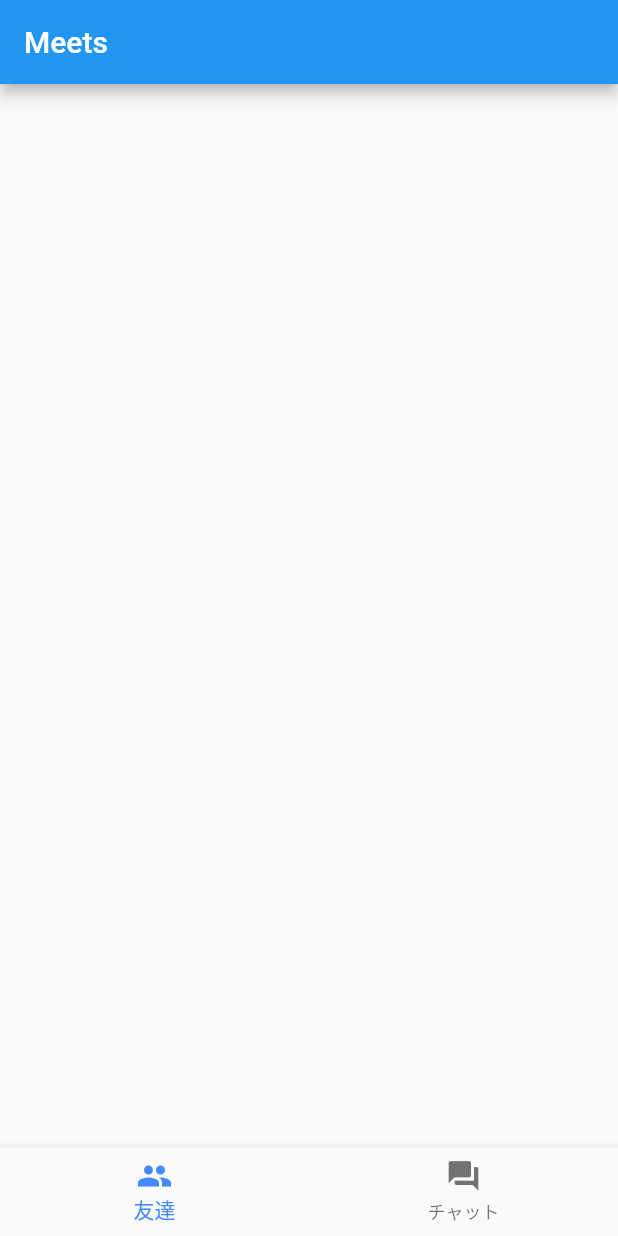
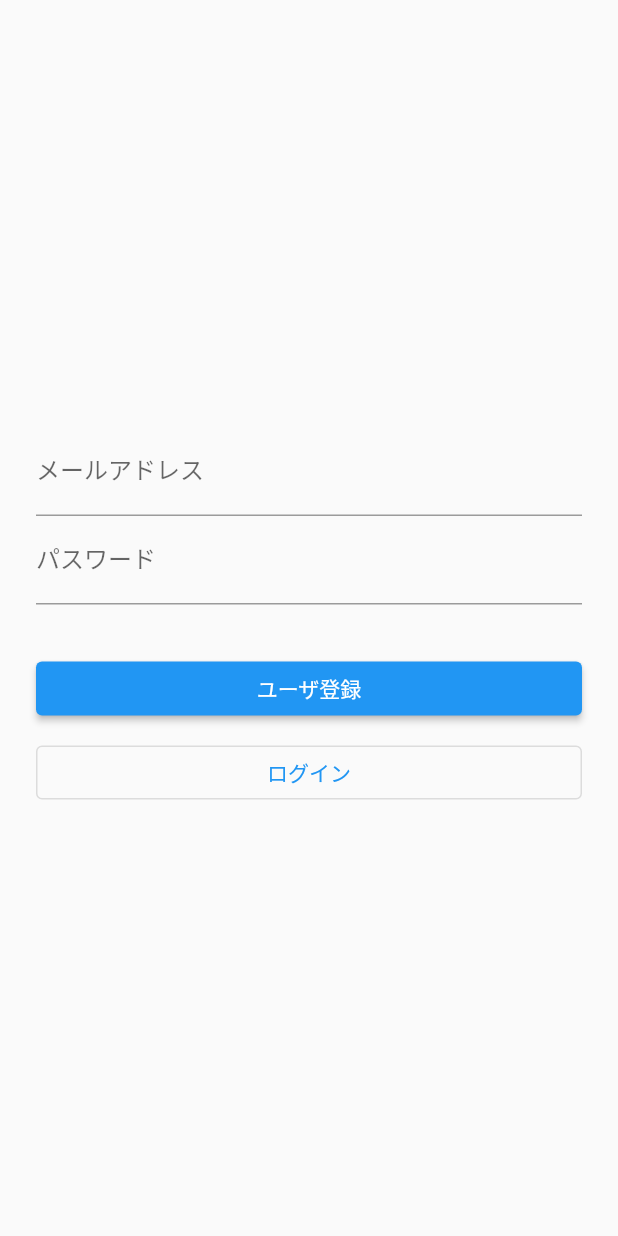
Before and after one commit to bangbang400/meets_on_flutter, a Flutter app: the screen it shows after launch, on a phone screen of 412 x 824 dp. Run offline on Flutter 3.47's test engine with Material 2 defaults, Android fonts, the phone set to English and light mode, and no system bars; our stand-ins replace cloud_firestore, firebase_auth, firebase_core; accounts and stored records are empty; generated files the repository leaves out were written again.

Commit message:
feat:ログイン＆新規登録をするページを追加

```diff
--- a/lib/LoginPage.dart
+++ b/lib/LoginPage.dart
@@ -1,25 +1,114 @@
 import 'package:flutter/material.dart';
+import 'package:firebase_core/firebase_core.dart';
+import 'package:firebase_auth/firebase_auth.dart';
 import 'package:meets_on_flutter/BottomTabPage.dart';
-import 'firebase_options.dart';
-import 'package:firebase_core/firebase_core.dart';
+import 'package:meets_on_flutter/FriendsTabPage.dart';
 
-void main() async {
-  WidgetsFlutterBinding.ensureInitialized();
-  await Firebase.initializeApp(
-      options: DefaultFirebaseOptions.currentPlatform
-  );
-  runApp(MyApp());
+// ログインページのウィジェット
+class LoginPage extends StatefulWidget {
+  @override
+  _LoginPageState createState() => _LoginPageState();
 }
 
+class _LoginPageState extends State<LoginPage> {
 
-// ログインページを表示する
-class MyApp extends StatelessWidget {
+  String infoText = '';
+  String email = '';
+  String password = '';
+
   @override
   Widget build(BuildContext context) {
-    return MaterialApp(
-      debugShowCheckedModeBanner: false,
-      title: 'Meets',
-      home: BottomTabPage(),
+    return Scaffold(
+      body: Center(
+          child: Container(
+            padding: EdgeInsets.all(24),
+            child: Column(
+              mainAxisAlignment: MainAxisAlignment.center,
+              children: <Widget>[
+                TextFormField(
+                  decoration: InputDecoration(labelText: 'メールアドレス'),
+                  onChanged: (String value) {
+                    setState(() {
+                      email = value;
+                    });
+                  },
+                ),
+                TextFormField(
+                  decoration: InputDecoration(labelText: 'パスワード'),
+                  obscureText: true,
+                  onChanged: (String value) {
+                    setState(() {
+                      password = value;
+                    });
+                  },
+                ),
+                Container(
+                  padding: EdgeInsets.all(8),
+                  // メッセージを表示する
+                  child: Text(infoText),
+                ),
+                Container(
+                  width: double.infinity,
+                  child: ElevatedButton(
+                    child: Text('ユーザ登録'),
+                    onPressed: () async {
+                      try {
+                        // メールアドレスとパスワードで登録
+                        final FirebaseAuth auth = FirebaseAuth.instance;
+                        await auth.createUserWithEmailAndPassword(
+                            email: email,
+                            password: password
+                        );
+                        // 登録成功した場合、友達画面に遷移＋ログイン画面を破棄
+                        await Navigator.of(context).pushReplacement(
+                          MaterialPageRoute(builder: (context){
+                            return BottomTabPage();
+                        }),
+                        );
+                      }catch(e){
+                        // ユーザ登録に失敗した場合
+                        setState(() {
+                          infoText = "登録に失敗しました:${e.toString()}";
+                        });
+                        print("登録に失敗しました:${e.toString()}");
+                      }
+                    },
+                  ),
+                ),
+                const SizedBox(height: 8,),
+                Container(
+                  width: double.infinity,
+                  // ログイン登録ボタン
+                  child: OutlinedButton(
+                    child: Text('ログイン'),
+                    onPressed: () async {
+                      try {
+                        // メールアドレス/パスワードでログイン
+                        final FirebaseAuth auth = FirebaseAuth.instance;
+                        await auth.signInWithEmailAndPassword(
+                            email: email,
+                            password: password,
+                        );
+                        // ログインに成功した場合
+                        // ログイン成功した場合、友達画面に遷移＋ログイン画面を破棄
+                        await Navigator.of(context).pushReplacement(
+                          MaterialPageRoute(builder: (context) {
+                            return FriendsTabPage();
+                        }
+                        ),);
+                      } catch (e) {
+                        // ログインに失敗した場合
+                        setState(() {
+                          infoText = "ログインに失敗しました:${e.toString()}";
+                          print("ログインに失敗しました:${e.toString()}");
+                        });
+                      }
+                    },
+                  ),
+                )
+              ],
+            ),
+          )),
     );
   }
 }
--- a/lib/main.dart
+++ b/lib/main.dart
@@ -1,5 +1,6 @@
 import 'package:flutter/material.dart';
 import 'package:meets_on_flutter/BottomTabPage.dart';
+import 'package:meets_on_flutter/LoginPage.dart';
 import 'firebase_options.dart';
 import 'package:firebase_core/firebase_core.dart';
 
@@ -17,7 +18,7 @@ class MyApp extends StatelessWidget {
     return MaterialApp(
       debugShowCheckedModeBanner: false,
       title: 'Meets',
-      home: BottomTabPage(),
+      home: LoginPage(),
     );
   }
 }
```
